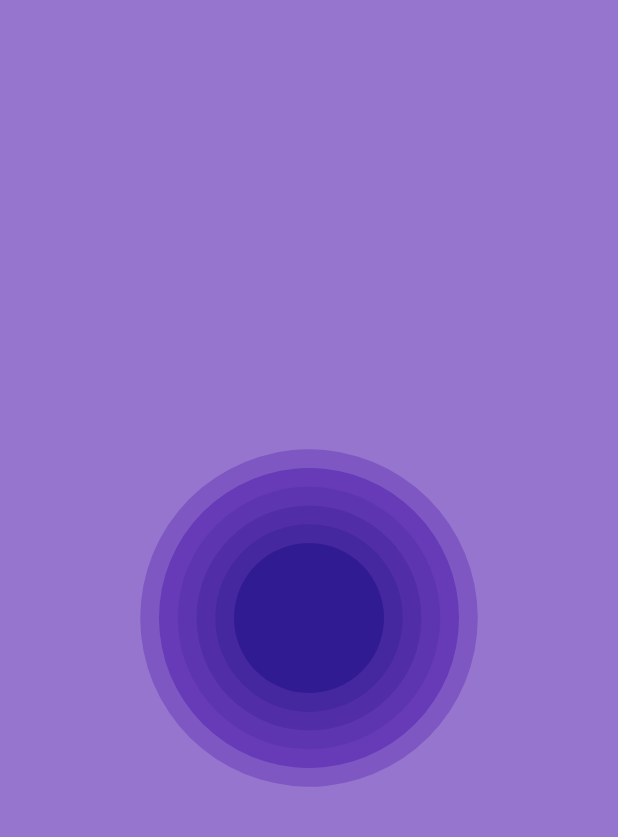
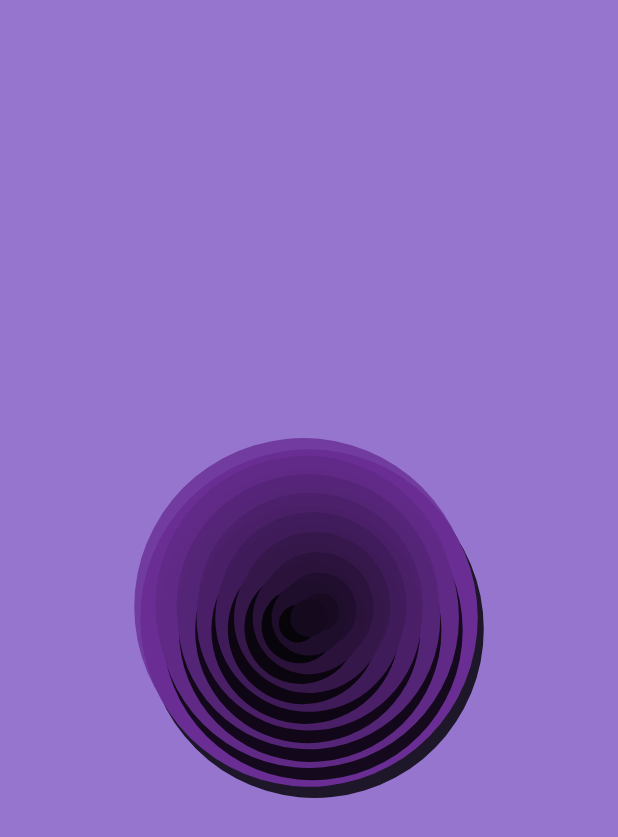
Before and after one commit to Sommos/flutter_animation, a Flutter app: the screen it shows after launch, on a phone screen of 412 x 824 dp. Shown: the top 837 px of the screen. Run offline on Flutter 3.47's test engine with Material 2 defaults, Android fonts, the phone set to English and light mode, and no system bars.

Commit message:
added shadows to each Transform object

```diff
--- a/lib/pages/home_page.dart
+++ b/lib/pages/home_page.dart
@@ -59,15 +59,29 @@ class _HomePageState extends State<HomePage> with TickerProviderStateMixin {
 
     // build function to build each object
     buildTransformObject(value, width, height, color) {
-      return
-      Transform.rotate(
+      return Transform.rotate(
         angle: _rotationAnimation.value + value,
         child: Container(
           width: width,
           height: height,
           decoration: BoxDecoration(
-            color: color,
-            borderRadius: BorderRadius.circular(_radiusAnimation.value),
+            borderRadius: BorderRadius.all(
+              Radius.circular(
+                _radiusAnimation.value,
+              ),
+            ),
+            boxShadow: [
+              // add shadows to each object
+              BoxShadow(
+                color: Color(color).withOpacity(0.8),
+                offset: const Offset(-6.0, -6.0),
+              ),
+              BoxShadow(
+                color: Colors.black.withOpacity(0.8),
+                offset: const Offset(6.0, 6.0),
+              ),
+            ],
+            color: Color(color)
           ),
         ),
       );
@@ -77,6 +91,7 @@ class _HomePageState extends State<HomePage> with TickerProviderStateMixin {
       backgroundColor: Colors.deepPurple[300],
       body: Center(
         child: Stack(
+          clipBehavior: Clip.hardEdge,
           alignment: Alignment.center,
           children: [
             /*
@@ -87,31 +102,31 @@ class _HomePageState extends State<HomePage> with TickerProviderStateMixin {
             */
 
             // first, biggest object
-            buildTransformObject(0.0, 225.0, 225.0, Colors.deepPurple[400]),
+            buildTransformObject(0.0, 225.0, 225.0, 0xFF692d94),
 
             // second object
-            buildTransformObject(0.2, 200.0, 200.0, Colors.deepPurple[500]),
+            buildTransformObject(0.2, 200.0, 200.0, 0xFF5f2985),
 
             // third object
-            buildTransformObject(0.4, 175.0, 175.0, Colors.deepPurple[600]),
+            buildTransformObject(0.4, 175.0, 175.0, 0xFF542476),
 
             // fourth object
-            buildTransformObject(0.6, 150.0, 150.0, Colors.deepPurple[700]),
+            buildTransformObject(0.6, 150.0, 150.0, 0xFF4a1f68),
 
             // fifth object
-            buildTransformObject(0.8, 125.0, 125.0, Colors.deepPurple[800]),
+            buildTransformObject(0.8, 125.0, 125.0, 0xFF3f1b59),
 
             // sixth object
-            buildTransformObject(1.0, 100.0, 100.0, Colors.deepPurple[900]),
+            buildTransformObject(1.0, 100.0, 100.0, 0xFF35174a),
 
             // seventh object
-            buildTransformObject(1.2, 75.0, 75.0, Colors.deepPurple[1000]),
+            buildTransformObject(1.2, 75.0, 75.0, 0xFF2a123b),
 
             // eighth object
-            buildTransformObject(1.4, 50.0, 50.0, Colors.deepPurple[1100]),
+            buildTransformObject(1.4, 50.0, 50.0, 0xFF1f0d2c),
 
             // last, smallest object
-            buildTransformObject(1.6, 25.0, 25.0, Colors.deepPurple[1200]),
+            buildTransformObject(1.6, 25.0, 25.0, 0xFF15091e),
           ],
         ),
       ),
```
